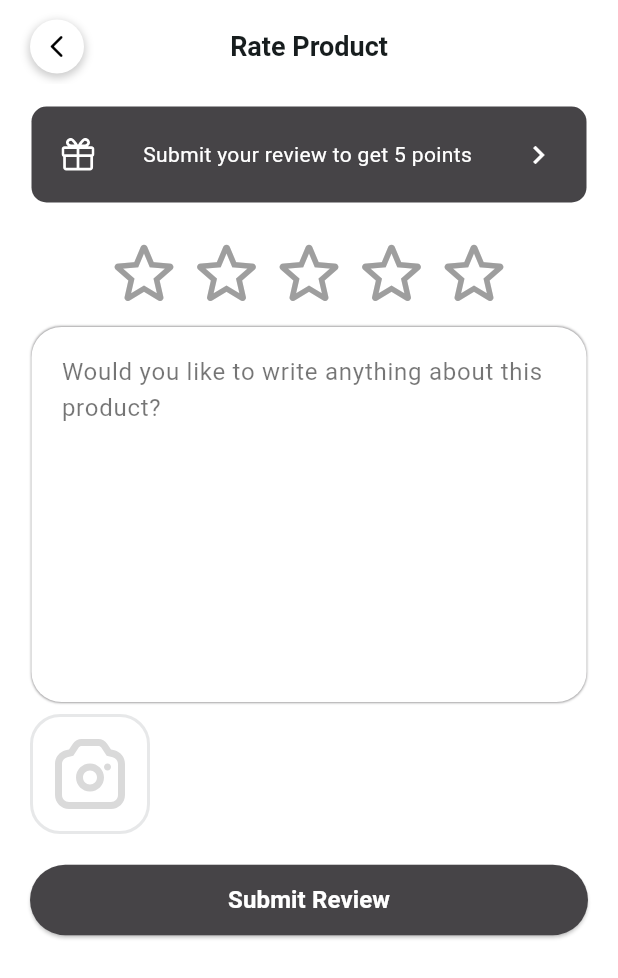
After one commit to hupptechnologies/flutter-shopping-store, a Flutter app: the RatingView screen opened by its route, on a phone screen of 412 x 824 dp. The commit adds this screen. Shown: the top 978 px of the screen. Run offline on Flutter 3.47's test engine with Material 3 defaults, Android fonts, the phone set to English and light mode, and no system bars; drawn by our look-alikes of custom_rating_bar; our stand-ins replace carousel_slider, cookie_jar, dio, dio_cookie_manager, flutter_svg, get and 2 more.

Commit message:
UI - Rate Product screen

```diff
--- a/lib/common/constant/image_constant.dart
+++ b/lib/common/constant/image_constant.dart
@@ -35,6 +35,9 @@ abstract class ImageConstant {
   static const String deliveredIcon = 'assets/svg/icons/delivered.svg';
   static const String pendingIcon = 'assets/svg/icons/onWay.svg';
   static const String cancelledIcon = 'assets/svg/icons/cancel.svg';
+  static const String giftIcon = 'assets/svg/icons/gift.svg';
+  static const String cameraIcon = 'assets/svg/icons/camera.svg';
+
 
   static const String categoryHome = 'assets/image/category_home.png';
   static const String category1 = 'assets/image/category1.png';
--- a/lib/routers/app_pages.dart
+++ b/lib/routers/app_pages.dart
@@ -21,6 +21,8 @@ import 'package:e_commerce/screens/product/binding/product_detail_binging.dart';
 import 'package:e_commerce/screens/product/binding/product_list_binding.dart';
 import 'package:e_commerce/screens/product/view/product_detail_view.dart';
 import 'package:e_commerce/screens/product/view/product_list_view.dart';
+import 'package:e_commerce/screens/rating/binding/rating_binding.dart';
+import 'package:e_commerce/screens/rating/view/rating_view.dart';
 import 'package:e_commerce/screens/search/binding/search_binging.dart';
 import 'package:e_commerce/screens/search/view/search_view.dart';
 import 'package:e_commerce/screens/splash_screen/view/splash_screen_view.dart';
@@ -91,5 +93,10 @@ class AppPages {
       page: () => const OrderDetailsView(),
       binding: OrderDetailsBinding(),
     ),
+    GetPage(
+      name: AppRoutes.rating,
+      page: () => const RatingView(),
+      binding: RatingBinding(),
+    ),
   ];
 }
--- a/lib/routers/app_routers.dart
+++ b/lib/routers/app_routers.dart
@@ -13,4 +13,5 @@ abstract class AppRoutes {
   static const cartList = '/cartList';
   static const checkout = '/checkout';
   static const orderDetails = '/order-details';
+  static const rating = '/rating';
 }
--- a/lib/screens/orders/controller/order_details_controller.dart
+++ b/lib/screens/orders/controller/order_details_controller.dart
@@ -51,7 +51,7 @@ class OrderDetailsController extends GetxController {
   }
 
   void ratePage() {
-    Get.toNamed(AppRoutes.home);
+    Get.toNamed(AppRoutes.rating);
   }
 
   void goToOrderTrack () {
--- /dev/null
+++ b/lib/screens/rating/binding/rating_binding.dart
@@ -0,0 +1,9 @@
+import 'package:e_commerce/screens/rating/controller/rating_controller.dart';
+import 'package:get/get.dart';
+
+class RatingBinding extends Bindings {
+  @override
+  void dependencies() {
+    Get.lazyPut<RatingController>(() => RatingController());
+  }
+}
--- /dev/null
+++ b/lib/screens/rating/view/rating_view.dart
@@ -0,0 +1,221 @@
+import 'package:e_commerce/common/constant/app_colors.dart';
+import 'package:e_commerce/common/constant/image_constant.dart';
+import 'package:e_commerce/common/constant/margin_padding.dart';
+import 'package:e_commerce/extension/color_extensions.dart';
+import 'package:e_commerce/screens/rating/controller/rating_controller.dart';
+import 'package:e_commerce/widgets/back_button_appbar_title.dart';
+import 'package:e_commerce/widgets/button_widget.dart';
+import 'package:e_commerce/widgets/rating_widget.dart';
+import 'package:flutter/material.dart';
+import 'package:flutter_svg/flutter_svg.dart';
+import 'package:get/get.dart';
+
+class RatingView extends GetView<RatingController> {
+  const RatingView({super.key});
+
+  @override
+  Widget build(BuildContext context) {
+    return Scaffold(
+      appBar: const BackButtonAppbarTitle(
+        title: 'Rate Product',
+        centerTitle: true,
+      ),
+      body: SafeArea(
+        child: Padding(
+          padding: EdgeInsets.symmetric(
+            horizontal: MarginPadding.homeHorPadding,
+            vertical: MarginPadding.homeTopPadding,
+          ),
+          child: SingleChildScrollView(
+            child: Column(
+              crossAxisAlignment: CrossAxisAlignment.start,
+              children: [
+                _buildReviewBox(),
+                Obx(() => _buildRating(controller.rating.value)),
+                const SizedBox(height: 8),
+                _buildReviewDescriptionBox(),
+                const SizedBox(height: 8),
+                _buildImagesPicker(),
+                const SizedBox(height: 20),
+                ButtonWidget(
+                  title: 'Submit Review',
+                  isDisable: false,
+                  verticalPadding: 12,
+                  onPressed: controller.submitReview,
+                )
+              ],
+            ),
+          ),
+        ),
+      ),
+    );
+  }
+
+  List<Widget> _buildGetImage() {
+    return controller.selectedImages.map((el) {
+      return Container(
+        width: 80,
+        height: 80,
+        decoration: BoxDecoration(
+          border: Border.all(
+            style: BorderStyle.solid,
+            width: 2,
+            color: AppColors.lightGray,
+          ),
+          borderRadius: const BorderRadius.all(Radius.circular(10)),
+          image: DecorationImage(
+            image: FileImage(el),
+            fit: BoxFit.cover,
+          ),
+        ),
+        child: Stack(
+          children: [
+            Positioned(
+              top: 0,
+              right: 0,
+              child: GestureDetector(
+                onTap: () => controller.removeImage(el),
+                child: Container(
+                  width: 18,
+                  height: 18,
+                  decoration: BoxDecoration(
+                    color: Colors.white.withOpacityValue(0.7),
+                    shape: BoxShape.circle,
+                  ),
+                  child: const Icon(
+                    Icons.cancel,
+                    color: Colors.black,
+                    size: 16,
+                  ),
+                ),
+              ),
+            ),
+          ],
+        ),
+      );
+    }).toList();
+  }
+
+  Widget _buildImagesPicker() {
+    return Obx(
+      () => Wrap(
+        spacing: 5,
+        runSpacing: 12,
+        children: [
+          ..._buildGetImage(),
+          GestureDetector(
+            onTap: controller.pickImages,
+            child: Container(
+              width: 80,
+              height: 80,
+              padding: const EdgeInsets.all(10),
+              decoration: BoxDecoration(
+                border: Border.all(
+                  style: BorderStyle.solid,
+                  width: 2,
+                  color: AppColors.lightGray,
+                ),
+                borderRadius: const BorderRadius.all(Radius.circular(20)),
+              ),
+              child: SvgPicture.asset(
+                ImageConstant.cameraIcon,
+                fit: BoxFit.cover,
+                color: AppColors.dartGratWithOpaity5.withOpacityValue(0.2),
+              ),
+            ),
+          )
+        ],
+      ),
+    );
+  }
+
+  Widget _buildReviewDescriptionBox() {
+    return Container(
+      height: 250,
+      margin: const EdgeInsets.symmetric(horizontal: 1),
+      decoration: BoxDecoration(
+        color: Colors.white,
+        borderRadius: BorderRadius.circular(20),
+        boxShadow: [
+          BoxShadow(
+            color: AppColors.dartGratWithOpaity5,
+            blurRadius: 0.5,
+            spreadRadius: 0.2,
+          )
+        ],
+      ),
+      padding: const EdgeInsets.symmetric(horizontal: 20, vertical: 10),
+      child: TextField(
+        controller: controller.textController,
+        maxLines: 5,
+        style: const TextStyle(
+          color: Colors.black,
+          fontSize: 16,
+        ),
+        decoration: const InputDecoration(
+          hintText: 'Would you like to write anything about this product?',
+          hintStyle: TextStyle(
+            color: Colors.black54,
+            fontSize: 16,
+          ),
+          border: InputBorder.none,
+        ),
+        scrollPhysics: const BouncingScrollPhysics(),
+        textAlign: TextAlign.start,
+      ),
+    );
+  }
+
+  Widget _buildRating(double value) {
+    return Padding(
+      padding: const EdgeInsets.only(top: 20),
+      child: Row(
+        mainAxisAlignment: MainAxisAlignment.center,
+        children: [
+          RatingWidget(
+            value: value,
+            size: 55,
+            onRatingChanged: controller.onChangeRating,
+          ),
+        ],
+      ),
+    );
+  }
+
+  Widget _buildReviewBox() {
+    return _buildContainer(
+      padding: 20,
+      color: AppColors.darkGray,
+      child: Row(
+        mainAxisAlignment: MainAxisAlignment.spaceBetween,
+        children: [
+          SvgPicture.asset(ImageConstant.giftIcon),
+          const Text(
+            'Submit your review to get 5 points',
+            style: TextStyle(color: Colors.white),
+          ),
+          const Icon(
+            Icons.keyboard_arrow_right_outlined,
+            color: Colors.white,
+          )
+        ],
+      ),
+    );
+  }
+
+  Widget _buildContainer({
+    required double padding,
+    required Color color,
+    required Widget child,
+  }) {
+    return Container(
+      padding: EdgeInsets.all(padding),
+      margin: const EdgeInsets.symmetric(horizontal: 1),
+      decoration: BoxDecoration(
+        borderRadius: BorderRadius.circular(10),
+        color: color,
+      ),
+      child: child,
+    );
+  }
+}
--- a/pubspec.yaml
+++ b/pubspec.yaml
@@ -15,6 +15,7 @@ dependencies:
   get: ^4.6.1
   cupertino_icons: ^1.0.8
   carousel_slider: ^5.0.0
+  image_picker: ^0.8.5+3
   flutter_svg: ^1.0.3
   dio: ^5.0.3
   dio_cookie_manager: ^2.0.0
```
Also changed, not shown: lib/screens/rating/controller/rating_controller.dart (added, +55 -0 lines), assets/svg/icons/camera.svg (added), assets/svg/icons/gift.svg (added), pubspec.lock, 6 other files.
